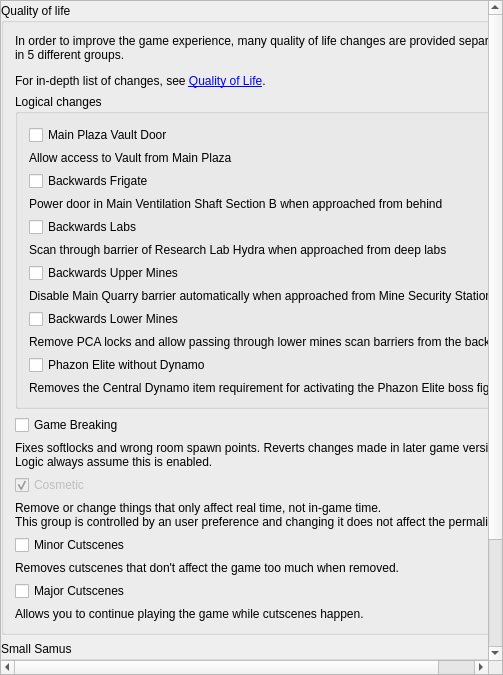
This is randovania/gui/ui_files/preset_prime_patches.ui in randovania/randovania as Qt 5 draws it before an edit. The edited form follows.
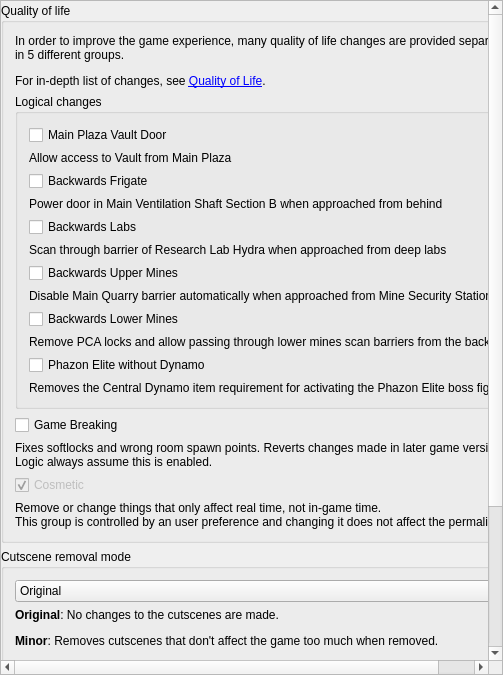
This is the edited form.

Commit message: Combine Major/Minor cutscene settings to a single combo

What changed in the file:
```diff
--- a/randovania/gui/ui_files/preset_prime_patches.ui
+++ b/randovania/gui/ui_files/preset_prime_patches.ui
@@ -42,9 +42,9 @@
        <property name="geometry">
         <rect>
          <x>0</x>
-         <y>-55</y>
+         <y>-80</y>
          <width>487</width>
-         <height>778</height>
+         <height>826</height>
         </rect>
        </property>
        <layout class="QVBoxLayout" name="scroll_layout">
@@ -233,31 +233,38 @@
              </property>
             </widget>
            </item>
+          </layout>
+         </widget>
+        </item>
            <item>
-            <widget class="QCheckBox" name="qol_minor_cutscenes_check">
+         <widget class="QGroupBox" name="cutscene_group">
+          <property name="title">
+           <string>Cutscene removal mode</string>
+          </property>
+          <layout class="QVBoxLayout" name="verticalLayout_5">
+           <item>
+            <widget class="QComboBox" name="cutscene_combo">
+             <item>
              <property name="text">
-              <string>Minor Cutscenes</string>
-             </property>
-            </widget>
+               <string>Original</string>
+              </property>
            </item>
            <item>
-            <widget class="QLabel" name="qol_minor_cutscenes_label">
              <property name="text">
-              <string>Removes cutscenes that don't affect the game too much when removed.</string>
-             </property>
-            </widget>
+               <string>Minor</string>
+              </property>
            </item>
            <item>
-            <widget class="QCheckBox" name="qol_major_cutscenes_check">
              <property name="text">
-              <string>Major Cutscenes</string>
-             </property>
+               <string>Major</string>
+              </property>
+             </item>
             </widget>
            </item>
            <item>
-            <widget class="QLabel" name="qol_major_cutscenes_label">
+            <widget class="QLabel" name="cutscene_label">
              <property name="text">
-              <string>Allows you to continue playing the game while cutscenes happen.</string>
+              <string>&lt;html&gt;&lt;head/&gt;&lt;body&gt;&lt;p&gt;&lt;span style=&quot; font-weight:600;&quot;&gt;Original&lt;/span&gt;: No changes to the cutscenes are made.&lt;/p&gt;&lt;p&gt;&lt;span style=&quot; font-weight:600;&quot;&gt;Minor&lt;/span&gt;: Removes cutscenes that don't affect the game too much when removed.&lt;/p&gt;&lt;p&gt;&lt;span style=&quot; font-weight:600;&quot;&gt;Major&lt;/span&gt;: Allows you to continue playing the game while cutscenes happen.&lt;/p&gt;&lt;/body&gt;&lt;/html&gt;</string>
              </property>
             </widget>
            </item>
```
Lines whose indentation alone changed are shown as unchanged. The commit also changes 6 other files.
